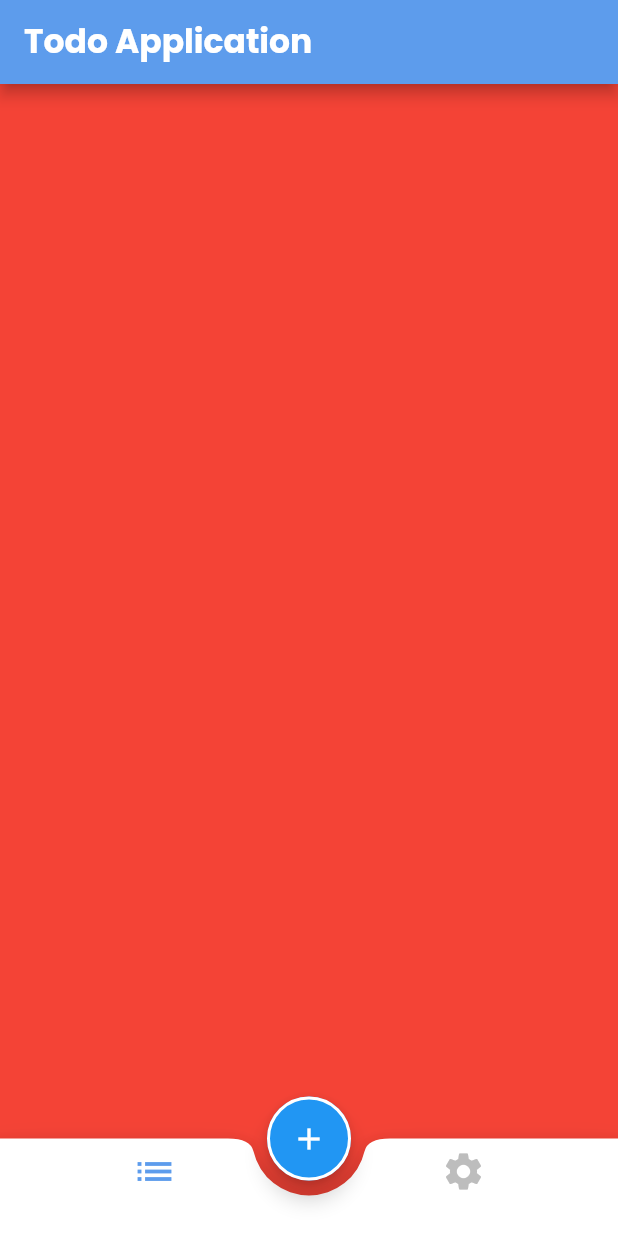
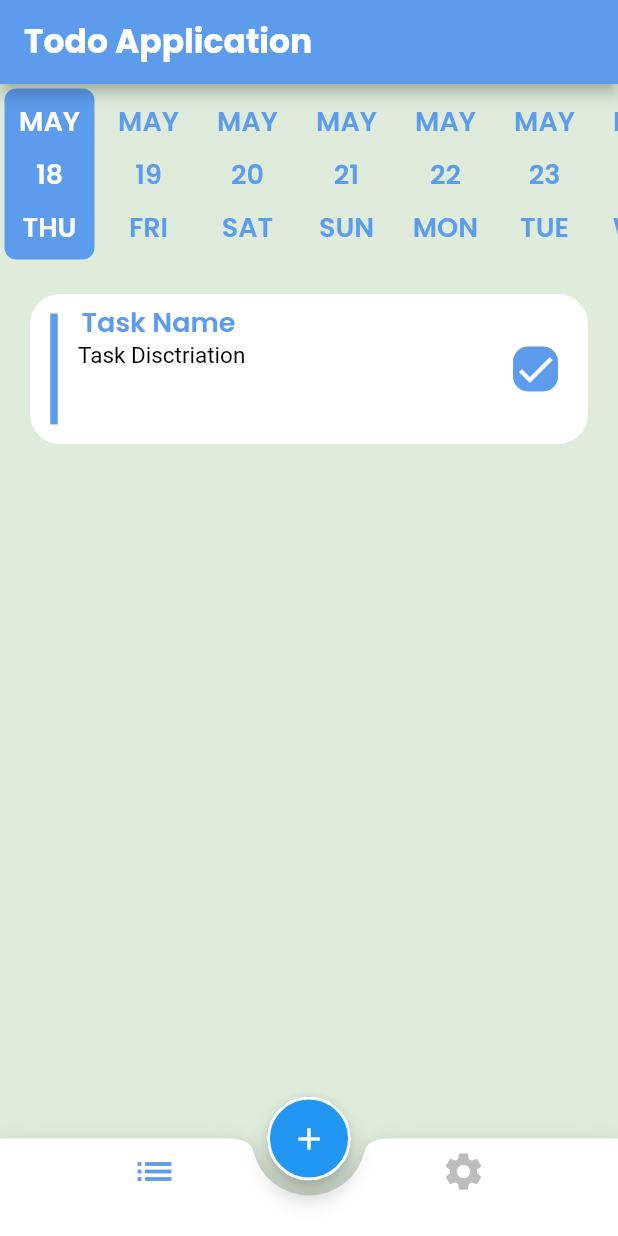
Before and after one commit to Tarekkk1/ToDo-Application, a Flutter app: the screen it shows after launch, on a phone screen of 412 x 824 dp. Run offline on Flutter 3.47's test engine with Material 2 defaults, Android fonts, the phone set to English and light mode, and no system bars; drawn by our look-alikes of date_picker_timeline, flutter_slidable; our stand-ins replace calendar_timeline, google_fonts; missing offline and left inert: dart:html; statements that could not run were skipped.

Commit message:
task widget is done

```diff
--- /dev/null
+++ b/lib/Screens/Widgets/taskWiget.dart
@@ -0,0 +1,116 @@
+import 'dart:html';
+
+import 'package:flutter/material.dart';
+import 'package:todo_application/SharedFiles/Styles/app-color.dart';
+import 'package:flutter_slidable/flutter_slidable.dart';
+class TaskWidget extends StatelessWidget {
+
+  @override
+  Widget build(BuildContext context) {
+    return
+      Container(
+        child: Slidable(
+          // Specify a key if the Slidable is dismissible.
+          key: const ValueKey(0),
+
+          // The start action pane is the one at the left or the top side.
+          startActionPane: ActionPane(
+            dragDismissible: true,
+            // A motion is a widget used to control how the pane animates.
+            motion: const ScrollMotion(),
+
+            // A pane can dismiss the Slidable.
+            dismissible: DismissiblePane(onDismissed: () {
+              return
+
+
+
+
+            }),
+
+            // All actions are defined in the children parameter.
+            children:  [ // A SlidableAction can have an icon and/or a label.
+              SlidableAction(
+                onPressed: (context) {
+
+                },
+                backgroundColor: Color(0xFFFE4A49),
+                foregroundColor: Colors.red,
+                icon: Icons.delete,
+                label: 'Delete',
+              ),
+              SlidableAction(
+                onPressed:(context) {
+
+                },
+                backgroundColor: Color(0xFF21B7CA),
+                foregroundColor: Colors.white,
+                icon: Icons.settings,
+                label: 'Setting ',
+              ),
+            ],
+          ),
+          child:
+
+          Container(
+            alignment: Alignment.centerLeft,
+            margin: EdgeInsets.all(20),
+            height: 100,
+            decoration: BoxDecoration(
+                borderRadius:   BorderRadius.circular(20)
+                ,color:  Colors.white
+            ),
+            width: double.infinity,
+
+            child: Container(
+
+              height: 90,
+
+              child: Row(
+                children: [
+                  Padding(
+                    padding: const EdgeInsets.all(8.0),
+                    child: VerticalDivider(
+
+                      thickness: 5,
+                      color: lightColor,
+
+                    ),
+                  ),
+                  Column(
+                    children: [
+                      Text ("Task Name ", style:Theme.of(context).textTheme.bodyMedium  ),
+                      Text ("Task Disctriation", style:  Theme.of(context).textTheme.bodySmall)
+                      ,
+                    ],
+                  ),
+                  Spacer(),
+                  Container(
+                    decoration: BoxDecoration(
+                        borderRadius: BorderRadius.circular(20)
+                    ),
+                    child: Container(
+                      margin: EdgeInsets.only(right: 20),
+                      decoration: BoxDecoration(
+                          borderRadius: BorderRadius.circular(10),
+                          color: lightColor
+                      ),
+                      child: Icon(Icons.done,
+                        color: Colors.white,
+
+
+
+                        size: 30,),
+                    ),
+                  )
+                ],
+              ),
+            ),
+          )
+        ),
+      )
+
+;
+
+  }
+}
--- a/lib/Screens/tasksScreen.dart
+++ b/lib/Screens/tasksScreen.dart
@@ -1,12 +1,51 @@
+import 'package:calendar_timeline/calendar_timeline.dart';
+import 'package:date_picker_timeline/date_picker_widget.dart';
 import 'package:flutter/material.dart';
+import 'package:date_picker_timeline/date_picker_timeline.dart';
+import 'package:todo_application/Screens/Widgets/taskWiget.dart';
+import 'package:todo_application/SharedFiles/Styles/app-color.dart';
 
-class TasksScreen extends StatelessWidget {
-  const TasksScreen({Key? key}) : super(key: key);
+class TasksScreen extends StatefulWidget {
+  @override
+  State<TasksScreen> createState() => _TasksScreenState();
+}
+
+class _TasksScreenState extends State<TasksScreen> {
+DateTime dateTime =DateTime.now();
 
   @override
   Widget build(BuildContext context) {
-    return Container(
-      color: Colors.red,
-    );
-  }
-}
+    return
+        Column(
+          children: [
+            Container(
+
+              child: DatePicker(
+
+              DateTime.now(),
+    initialSelectedDate: DateTime.now(),
+    selectionColor: lightColor,
+    selectedTextColor: Colors.white,
+    dateTextStyle: TextStyle(
+      color: lightColor
+    ),
+    monthTextStyle: TextStyle(
+    color: lightColor
+    ),       dayTextStyle: TextStyle(
+    color: lightColor
+    )
+                ,
+
+    height: 120,
+    onDateChange: (date) {
+    // New date selected
+    setState(() {
+    dateTime = date;
+    });
+    },
+    ),
+            ),
+          SingleChildScrollView(child: TaskWidget())]);
+
+
+  }}
--- a/lib/home-Layout/home-layout.dart
+++ b/lib/home-Layout/home-layout.dart
@@ -2,7 +2,7 @@ import 'package:flutter/material.dart';
 import 'package:todo_application/Screens/Widgets/show-add-task-bottom-sheet.dart';
 import 'package:todo_application/Screens/settingsScreen.dart';
 import 'package:todo_application/Screens/tasksScreen.dart';
-// import 'package:calendar_timeline/calendar_timeline.dart';
+import 'package:calendar_timeline/calendar_timeline.dart';
 class HomeLayout extends StatefulWidget {
   static const String routeName = "Homelayout";
 
--- a/pubspec.yaml
+++ b/pubspec.yaml
@@ -38,6 +38,8 @@ dependencies:
   cupertino_icons: ^1.0.2
   google_fonts: ^4.0.4
   calendar_timeline: ^1.1.2
+  date_picker_timeline: ^1.2.3
+  flutter_slidable: ^3.0.0
 
 dev_dependencies:
   flutter_test:
```
Also changed, not shown: pubspec.lock.
